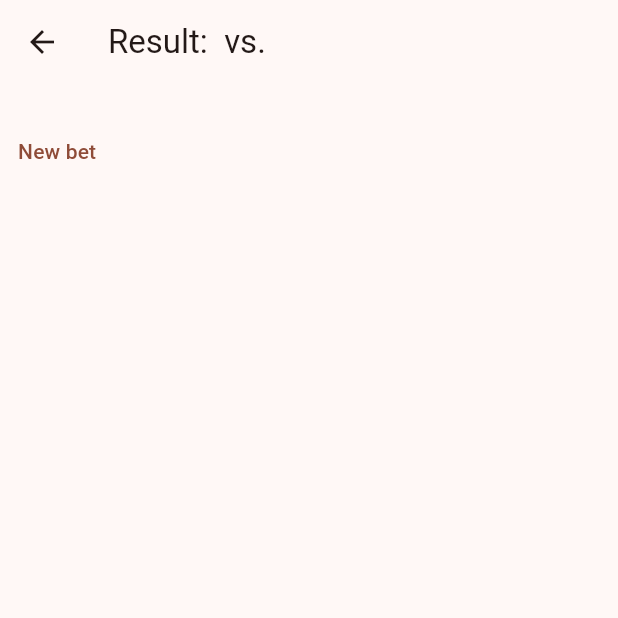
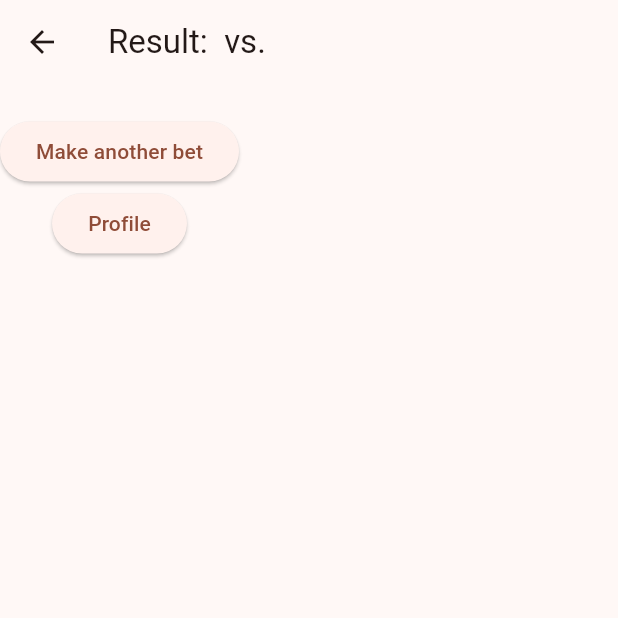
Before and after one commit to ryguigas0/odd-even, a Flutter app: the Result screen opened directly with empty values, on a phone screen of 412 x 824 dp, the top half of it. Run offline on Flutter 3.47's test engine with Material 3 defaults, Android fonts, the phone set to English and light mode, and no system bars.

Commit message:
added player profile

```diff
--- /dev/null
+++ b/lib/profile.dart
@@ -0,0 +1,25 @@
+import 'package:flutter/material.dart';
+
+class Profile extends StatelessWidget {
+  Function callback;
+  String playerName;
+  int playerPoints;
+
+  Profile(this.callback, this.playerName, this.playerPoints);
+
+  @override
+  Widget build(BuildContext ctx) {
+    return Scaffold(
+        appBar: AppBar(
+          title: Text('${playerName} profile'),
+        ),
+        body: Column(
+          children: [
+            Text('Points: ${playerPoints}'),
+            ElevatedButton(
+                child: const Text('Make another bet'),
+                onPressed: () => callback(1))
+          ],
+        ));
+  }
+}
--- a/lib/result.dart
+++ b/lib/result.dart
@@ -3,12 +3,14 @@ import 'package:flutter/material.dart';
 // As apostas são comparadas e o resultado exibido
 class Result extends StatelessWidget {
   // funcao para trocar de tela
-  Function callback;
+  Function anotherBetCallback;
+  Function playerProfileCallback;
   String challenger;
   String challenged;
   String currBetResult;
 
-  Result(this.callback, this.challenged, this.challenger, this.currBetResult);
+  Result(this.anotherBetCallback, this.playerProfileCallback, this.challenged,
+      this.challenger, this.currBetResult);
 
   @override
   Widget build(BuildContext context) {
@@ -19,7 +21,12 @@ class Result extends StatelessWidget {
       body: Column(
         children: [
           Text(currBetResult),
-          TextButton(child: Text('New bet'), onPressed: () => callback(1))
+          ElevatedButton(
+              child: const Text('Make another bet'),
+              onPressed: () => anotherBetCallback()),
+          ElevatedButton(
+              child: const Text('Profile'),
+              onPressed: () => playerProfileCallback())
         ],
       ),
     );
```
Also changed, not shown: lib/betResult.dart (deleted, +0 -28 lines), lib/main.dart (+25 -8 lines).
